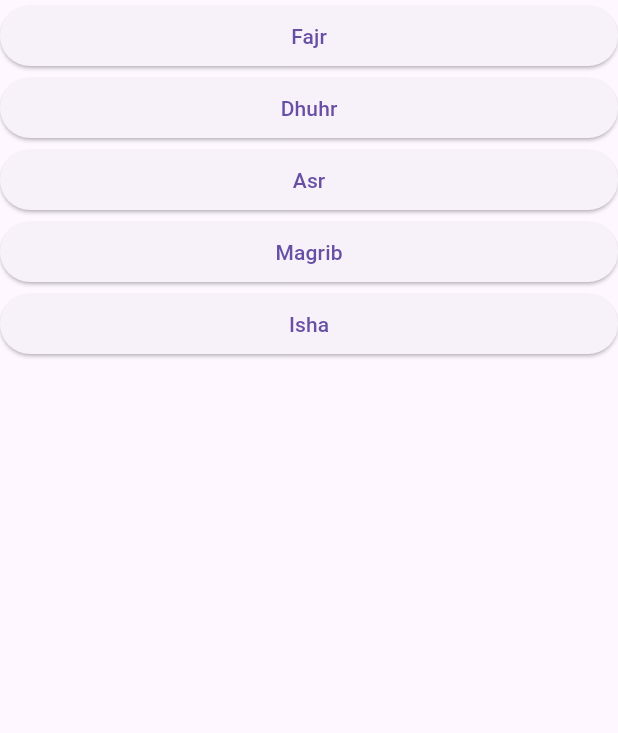
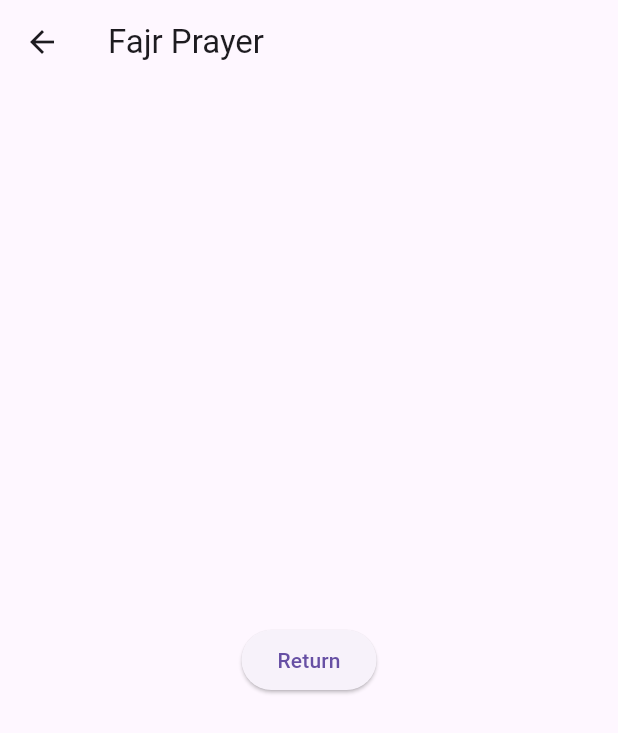
Before and after one commit to Refayatul/Hikma, a Flutter app: the screen it shows after launch, after a tap on "Fajr", on a phone screen of 412 x 824 dp. Shown: the top 733 px of the screen. Run offline on Flutter 3.47's test engine with Material 3 defaults, Android fonts, the phone set to English and light mode, and no system bars.

Commit message:
build navigation to fard prayers and their empty screens

```diff
--- /dev/null
+++ b/lib/asr_prayer_fard.dart
@@ -0,0 +1,20 @@
+import 'package:flutter/material.dart';
+
+class AsrPrayerFard extends StatelessWidget {
+  const AsrPrayerFard({super.key});
+
+  @override
+  Widget build(BuildContext context) {
+    return Scaffold(
+      appBar: AppBar(title: const Text('Asr Prayer')),
+      body: Center(
+        child: ElevatedButton(
+          onPressed: () {
+            Navigator.pop(context);
+          },
+          child: const Text('Return'),
+        ),
+      ),
+    );
+  }
+}
--- /dev/null
+++ b/lib/dhuhr_prayer_fard.dart
@@ -0,0 +1,20 @@
+import 'package:flutter/material.dart';
+
+class DhuhrPrayerFard extends StatelessWidget {
+  const DhuhrPrayerFard({super.key});
+
+  @override
+  Widget build(BuildContext context) {
+    return Scaffold(
+      appBar: AppBar(title: const Text('Dhuhr Prayer')),
+      body: Center(
+        child: ElevatedButton(
+          onPressed: () {
+            Navigator.pop(context);
+          },
+          child: const Text('Return'),
+        ),
+      ),
+    );
+  }
+}
--- /dev/null
+++ b/lib/fajr_prayer_fard.dart
@@ -0,0 +1,20 @@
+import 'package:flutter/material.dart';
+
+class FajrPrayerFard extends StatelessWidget {
+  const FajrPrayerFard({super.key});
+
+  @override
+  Widget build(BuildContext context) {
+    return Scaffold(
+      appBar: AppBar(title: const Text('Fajr Prayer')),
+      body: Center(
+        child: ElevatedButton(
+          onPressed: () {
+            Navigator.pop(context);
+          },
+          child: const Text('Return'),
+        ),
+      ),
+    );
+  }
+}
--- /dev/null
+++ b/lib/isha_prayer_fard.dart
@@ -0,0 +1,20 @@
+import 'package:flutter/material.dart';
+
+class IshaPrayerFard extends StatelessWidget {
+  const IshaPrayerFard({super.key});
+
+  @override
+  Widget build(BuildContext context) {
+    return Scaffold(
+      appBar: AppBar(title: const Text('Isha Prayer')),
+      body: Center(
+        child: ElevatedButton(
+          onPressed: () {
+            Navigator.pop(context);
+          },
+          child: const Text('Return'),
+        ),
+      ),
+    );
+  }
+}
--- /dev/null
+++ b/lib/maghrib_prayer_fard.dart
@@ -0,0 +1,20 @@
+import 'package:flutter/material.dart';
+
+class MaghribPrayerFard extends StatelessWidget {
+  const MaghribPrayerFard({super.key});
+
+  @override
+  Widget build(BuildContext context) {
+    return Scaffold(
+      appBar: AppBar(title: const Text('Maghrib Prayer')),
+      body: Center(
+        child: ElevatedButton(
+          onPressed: () {
+            Navigator.pop(context);
+          },
+          child: const Text('Return'),
+        ),
+      ),
+    );
+  }
+}
--- a/lib/main.dart
+++ b/lib/main.dart
@@ -1,7 +1,24 @@
 import 'package:flutter/material.dart';
+import 'fajr_prayer_fard.dart';
+import 'dhuhr_prayer_fard.dart';
+import 'asr_prayer_fard.dart';
+import 'maghrib_prayer_fard.dart';
+import 'isha_prayer_fard.dart';
 
 void main() {
-  runApp(const FirstScreen());
+  runApp(const MyApp());
+}
+
+class MyApp extends StatelessWidget {
+  const MyApp({super.key});
+
+  @override
+  Widget build(BuildContext context) {
+    return const MaterialApp(
+      title: 'Prayer App',
+      home: FirstScreen(),
+    );
+  }
 }
 
 class FirstScreen extends StatelessWidget {
@@ -9,26 +26,114 @@ class FirstScreen extends StatelessWidget {
 
   @override
   Widget build(BuildContext context) {
-    return MaterialApp(
-      home: Scaffold(
-          body: Center(
+    return Scaffold(
+      appBar: AppBar(title: const Text('Learn Prayers')),
+      body: Center(
         child: ListView(
+          padding: const EdgeInsets.all(16.0),
           children: [
-            buildButton('Fajr'),
-            buildButton('Dhuhr'),
-            buildButton('Asr'),
-            buildButton('Magrib'),
-            buildButton('Isha'),
+            buildButton(context, 'Fajr', const FajrPrayerFard()),
+            buildButton(context, 'Dhuhr', const DhuhrPrayerFard()),
+            buildButton(context, 'Asr', const AsrPrayerFard()),
+            buildButton(context, 'Maghrib', const MaghribPrayerFard()),
+            buildButton(context, 'Isha', const IshaPrayerFard()),
           ],
         ),
-      )),
+      ),
     );
   }
 }
 
-Widget buildButton(String title) {
+Widget buildButton(BuildContext context, String title, Widget screen) {
   return ElevatedButton(
-    onPressed: () {},
+    onPressed: () {
+      Navigator.push(
+        context,
+        MaterialPageRoute(
+          builder: (context) => screen,
+        ),
+      );
+    },
     child: Text(title),
   );
 }
+
+
+
+
+
+
+
+
+
+
+
+
+
+
+
+
+
+
+
+
+
+// import 'package:flutter/material.dart';
+// import 'fajr_prayer_fard.dart';
+// import 'dhuhr_prayer_fard';
+
+// void main() {
+//   runApp(const MyApp());
+// }
+
+// class MyApp extends StatelessWidget {
+//   const MyApp({super.key});
+
+//   @override
+//   Widget build(BuildContext context) {
+//     return const MaterialApp(
+//       title: 'Prayer App',
+//       home: FirstScreen(),
+//     );
+//   }
+// }
+
+// class FirstScreen extends StatelessWidget {
+//   const FirstScreen({super.key});
+
+//   @override
+//   Widget build(BuildContext context) {
+//     return Scaffold(
+//       appBar: AppBar(title: const Text('Prayer Times')),
+//       body: Center(
+//         child: ListView(
+//           padding: const EdgeInsets.all(16.0),
+//           children: [
+//             buildButton(context, 'Fajr', const FajrPrayerFard()),
+//             buildButton(
+//               context,
+//               'Dhuhr',
+//             ),
+//             buildButton(context, 'Asr'),
+//             buildButton(context, 'Maghrib'),
+//             buildButton(context, 'Isha'),
+//           ],
+//         ),
+//       ),
+//     );
+//   }
+// }
+
+// Widget buildButton(BuildContext context, String title, Widget screen) {
+//   return ElevatedButton(
+//     onPressed: () {
+//       Navigator.push(
+//         context,
+//         MaterialPageRoute(
+//           builder: (context) => screen,
+//         ),
+//       );
+//     },
+//     child: Text(title),
+//   );
+// }
```
